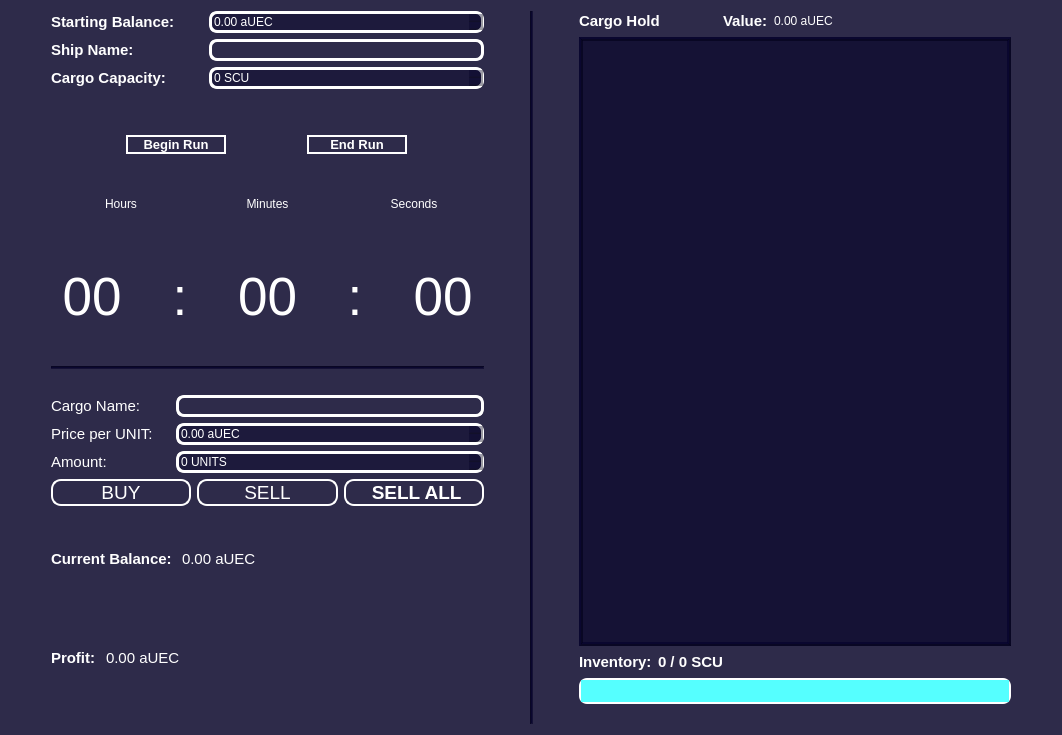
Before: the Qt Designer form widget.ui in JusDooEt/SC-Cargo-Log-Qt, drawn with Qt 5.
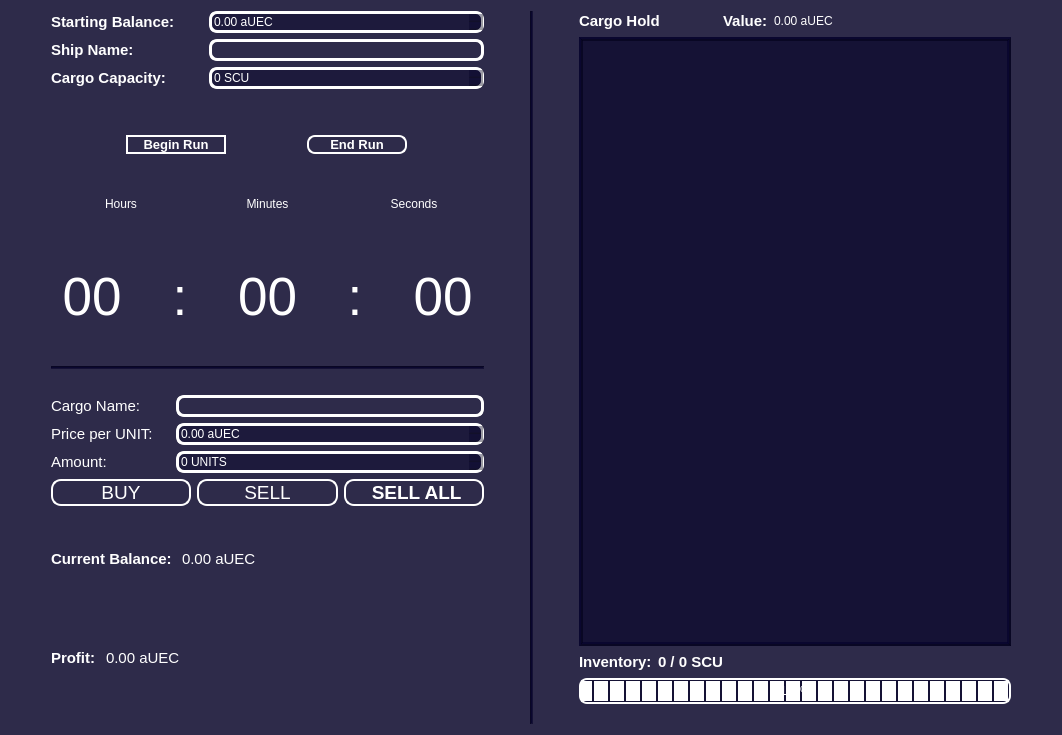
After: the same form once the commit is applied.

Commit message: changed button user interaction styles

```diff
--- a/widget.ui
+++ b/widget.ui
@@ -497,6 +497,15 @@
 	border-radius: 10px;
 	background-color: rgba(255, 255, 255, 0);
 }
+
+QPushButton:Disabled
+{
+	border-width: 1px;
+	border-style: solid;
+	border-color: rgb(181, 181, 181);
+	
+}
+
 QPushButton:hover
 {
 	border: 4px solid white;
@@ -543,12 +552,17 @@
 	border-radius: 8px;
 	border-style: outset;
 	
+	background-color: rgba(3, 0, 38,150)
 }
 
 QProgressBar::chunk
 {
-	
-	background-color: rgb(85, 255, 255);
+	border: 2px solid rgb(255, 255, 255);
+	border-radius: px;
+	background-color: rgb(255, 255, 255);
+	width: 10px;
+	margin: 1px;
+
 }</string>
   </property>
   <layout class="QHBoxLayout" name="horizontalLayout_11">
@@ -733,6 +747,9 @@
                <bold>true</bold>
               </font>
              </property>
+             <property name="styleSheet">
+              <string notr="true">border-radius: 8px</string>
+             </property>
              <property name="text">
               <string>End Run</string>
              </property>
@@ -1340,8 +1357,11 @@
          <property name="value">
           <number>100</number>
          </property>
+         <property name="alignment">
+          <set>Qt::AlignCenter</set>
+         </property>
          <property name="textVisible">
-          <bool>false</bool>
+          <bool>true</bool>
          </property>
          <property name="orientation">
           <enum>Qt::Horizontal</enum>
@@ -1349,6 +1369,9 @@
          <property name="invertedAppearance">
           <bool>true</bool>
          </property>
+         <property name="textDirection">
+          <enum>QProgressBar::TopToBottom</enum>
+         </property>
         </widget>
        </item>
        <item>
```
